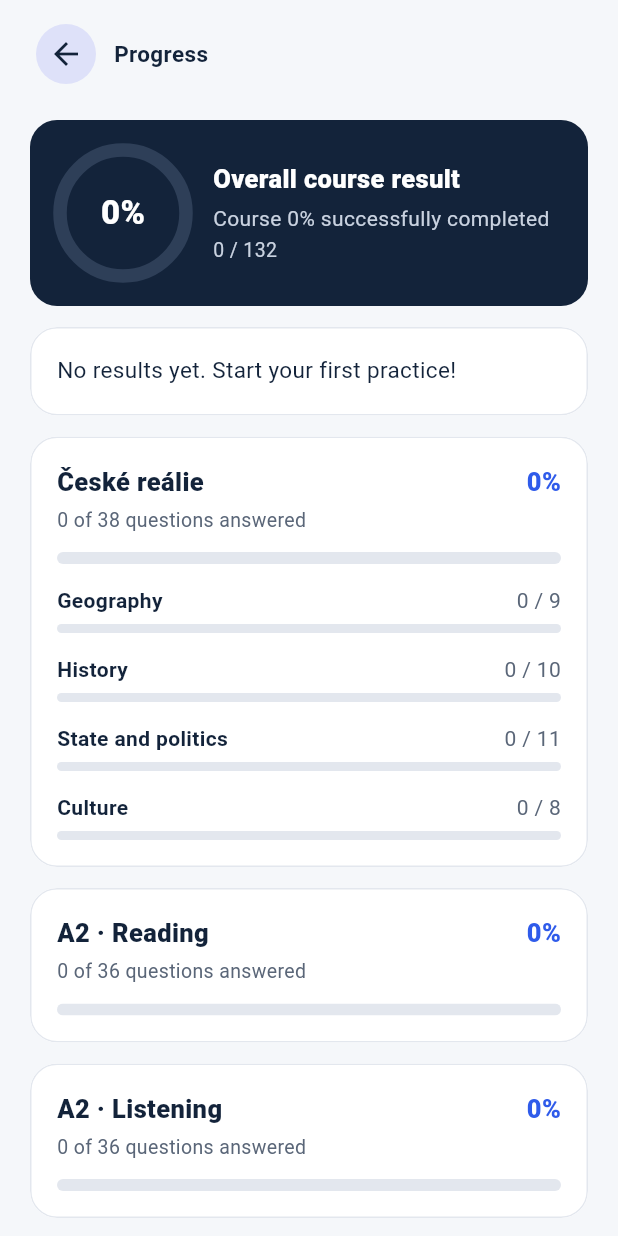
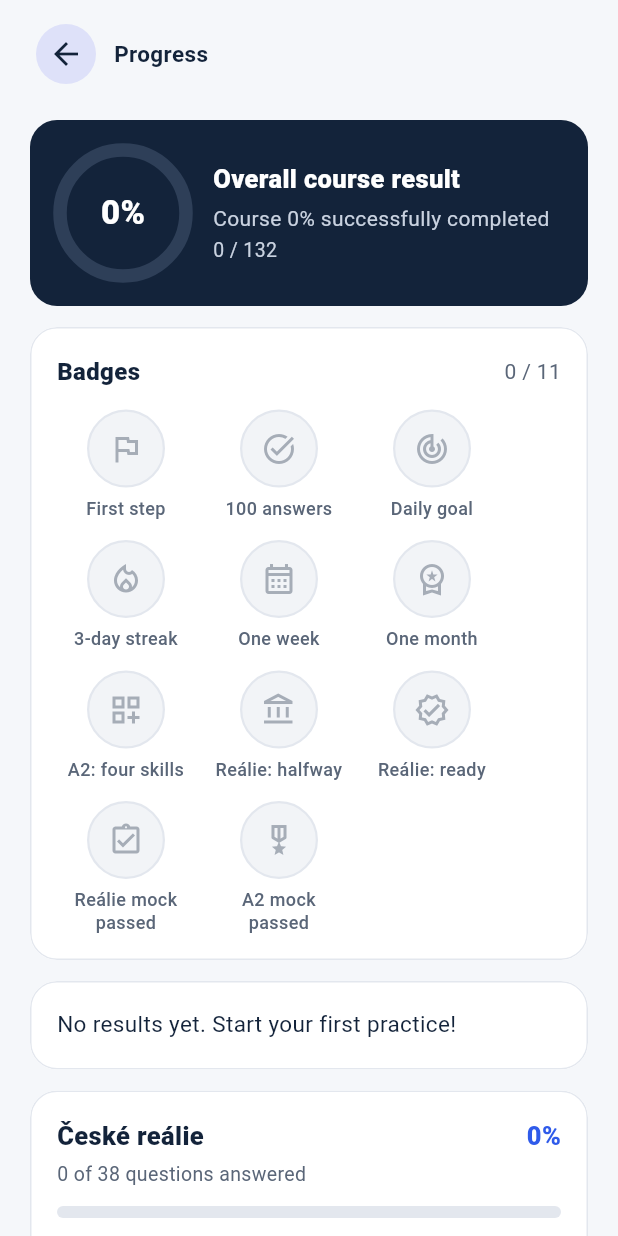
Before and after one commit to Adam-CZPG/czechpass, a Flutter app: the ProgressScreen screen opened directly, on a phone screen of 412 x 824 dp. Run offline on Flutter 3.47's test engine with Material 3 defaults, Android fonts, the phone set to English and light mode, and no system bars; our stand-ins replace audioplayers, flutter_local_notifications, flutter_tts, shared_preferences, speech_to_text, timezone; missing offline and left inert: in_app_update; accounts and stored records are empty.

Commit message:
Stable release signing, in-app update prompt, badges
- Release builds signed with a persistent upload key from GitHub Secrets (falls back to debug
  key when absent) and build number = CI run number, so updates install over the old version
  and keep settings/progress
- Google Play in-app update check with a localized 'new version available' dialog
- 11 understated badges (answers, daily goal, streaks, A2 skills, reálie mastery, passed mocks)
  shown on the progress screen with a short notice when earned

Co-Authored-By: Claude Opus 5.5 <noreply@anthropic.com>
Claude-Session: https://claude.ai/code/session_01GJUR8T2dnAoBhyiV1zdGpj

```diff
--- a/lib/app/app_scope.dart
+++ b/lib/app/app_scope.dart
@@ -1,6 +1,7 @@
 import 'package:flutter/widgets.dart';
 
 import 'package:czech_pass/core/app_language.dart';
+import 'package:czech_pass/core/badges.dart';
 import 'package:czech_pass/core/entitlements.dart';
 import 'package:czech_pass/core/progress_store.dart';
 import 'package:czech_pass/core/question_repository.dart';
@@ -22,7 +23,9 @@ class AppController extends ChangeNotifier {
     DateTime? initialExamDate,
     int initialDailyGoal = SettingsStore.defaultGoal,
     int? initialReminder,
+    BadgeStore? badges,
   })  : _language = initialLanguage,
+        badges = badges ?? BadgeStore.memory(),
         _reminder = initialReminder,
         entitlements = entitlements ?? Entitlements(),
         _examDate = initialExamDate,
@@ -34,6 +37,35 @@ class AppController extends ChangeNotifier {
 
   /// Sotib olingan tariflar va bepul urinishlar.
   final Entitlements entitlements;
+
+  /// Olingan nishonlar.
+  final BadgeStore badges;
+
+  /// Yangi nishon olinganda chaqiriladi (ekranda qisqa xabar ko'rsatish uchun).
+  void Function(AppBadge badge)? onBadge;
+
+  int? _realieTotal;
+
+  Future<void> _checkBadges() async {
+    _realieTotal ??= (await repository.loadRealie()).questions.length;
+    final fresh = await badges.award(BadgeStore.qualified(
+      progress: progress,
+      dailyGoal: dailyGoal,
+      realieTotal: _realieTotal!,
+    ));
+    _announce(fresh);
+  }
+
+  void _announce(List<AppBadge> fresh) {
+    if (fresh.isEmpty) return;
+    notifyListeners();
+    for (final badge in fresh) {
+      onBadge?.call(badge);
+    }
+  }
+
+  /// Sinov imtihonidan o'tilganda.
+  Future<void> markMockPassed(AppBadge badge) async => _announce(await badges.award([badge]));
 
   DateTime? _examDate;
   int _dailyGoal;
@@ -128,6 +160,11 @@ class AppController extends ChangeNotifier {
   Future<void> recordAnswer(String exam, String questionId, bool correct) async {
     await progress.record(exam, questionId, correct);
     notifyListeners();
+    try {
+      await _checkBadges();
+    } catch (_) {
+      // Nishonlarni hisoblab bo'lmasa ham mashg'ulot davom etadi.
+    }
   }
 
   Future<void> resetProgress() async {
--- /dev/null
+++ b/lib/core/app_update.dart
@@ -0,0 +1,48 @@
+import 'package:flutter/foundation.dart';
+import 'package:flutter/material.dart';
+import 'package:in_app_update/in_app_update.dart';
+
+import 'package:czech_pass/l10n/strings.dart';
+
+/// Ilova ochilganda Google Play'da yangi versiya bor-yo'qligini tekshiradi va
+/// "Yangi versiya mavjud" oynasini ko'rsatadi. Yangilash eski versiya ustidan o'rnatiladi,
+/// shuning uchun sozlamalar, progress va tugallanmagan mashg'ulotlar saqlanib qoladi.
+///
+/// Faqat Google Play'dan o'rnatilgan ilovada ishlaydi; APK qo'lda o'rnatilgan bo'lsa,
+/// tekshiruv jimgina o'tkazib yuboriladi.
+class AppUpdate {
+  static bool _checked = false;
+
+  static Future<void> check(GlobalKey<NavigatorState> navigator, String lang) async {
+    if (_checked || kIsWeb || defaultTargetPlatform != TargetPlatform.android) return;
+    _checked = true;
+    try {
+      final info = await InAppUpdate.checkForUpdate();
+      if (info.updateAvailability != UpdateAvailability.updateAvailable) return;
+      final context = navigator.currentContext;
+      if (context == null || !context.mounted) return;
+      final s = S(lang);
+      final accepted = await showDialog<bool>(
+        context: context,
+        builder: (context) => AlertDialog(
+          icon: const Icon(Icons.system_update_outlined),
+          title: Text(s.updateTitle),
+          content: Text(s.updateText),
+          actions: [
+            TextButton(onPressed: () => Navigator.of(context).pop(false), child: Text(s.later)),
+            FilledButton(onPressed: () => Navigator.of(context).pop(true), child: Text(s.updateNow)),
+          ],
+        ),
+      );
+      if (accepted != true) return;
+      if (info.immediateUpdateAllowed) {
+        await InAppUpdate.performImmediateUpdate();
+      } else if (info.flexibleUpdateAllowed) {
+        await InAppUpdate.startFlexibleUpdate();
+        await InAppUpdate.completeFlexibleUpdate();
+      }
+    } catch (_) {
+      // Google Play'siz o'rnatilgan yoki internet yo'q — hech narsa qilmaymiz.
+    }
+  }
+}
--- /dev/null
+++ b/lib/core/badges.dart
@@ -0,0 +1,182 @@
+import 'package:flutter/material.dart';
+import 'package:shared_preferences/shared_preferences.dart';
+
+import 'package:czech_pass/core/progress_store.dart';
+
+/// Yutuq nishoni. Nishonlar sokin va jiddiy: faqat haqiqiy natija uchun beriladi.
+class AppBadge {
+  const AppBadge(this.id, this.icon, this.title, this.description);
+
+  final String id;
+  final IconData icon;
+  final Map<String, String> title;
+  final Map<String, String> description;
+
+  String titleFor(String lang) => title[lang] ?? title['cs']!;
+  String descriptionFor(String lang) => description[lang] ?? description['cs']!;
+}
+
+/// Barcha nishonlar (ko'rsatish tartibida).
+class Badges {
+  static const firstSteps = AppBadge('first_steps', Icons.flag_outlined, {
+    'uz': 'Birinchi qadam', 'cs': 'První krok', 'en': 'First step',
+    'vi': 'Bước đầu tiên', 'ru': 'Первый шаг', 'uk': 'Перший крок',
+  }, {
+    'uz': '10 ta javob berildi', 'cs': '10 odpovědí', 'en': '10 answers given',
+    'vi': 'Đã trả lời 10 câu', 'ru': 'Дано 10 ответов', 'uk': 'Надано 10 відповідей',
+  });
+
+  static const hundred = AppBadge('answers_100', Icons.task_alt, {
+    'uz': '100 ta javob', 'cs': '100 odpovědí', 'en': '100 answers',
+    'vi': '100 câu trả lời', 'ru': '100 ответов', 'uk': '100 відповідей',
+  }, {
+    'uz': 'Jami 100 ta javob berildi', 'cs': 'Celkem 100 odpovědí', 'en': '100 answers in total',
+    'vi': 'Tổng cộng 100 câu trả lời', 'ru': 'Всего 100 ответов', 'uk': 'Усього 100 відповідей',
+  });
+
+  static const goal = AppBadge('daily_goal', Icons.track_changes, {
+    'uz': 'Kunlik maqsad', 'cs': 'Denní cíl', 'en': 'Daily goal',
+    'vi': 'Mục tiêu hằng ngày', 'ru': 'Дневная цель', 'uk': 'Щоденна мета',
+  }, {
+    'uz': 'Kunlik maqsad birinchi marta bajarildi', 'cs': 'Denní cíl poprvé splněn',
+    'en': 'Daily goal reached for the first time', 'vi': 'Lần đầu đạt mục tiêu hằng ngày',
+    'ru': 'Дневная цель выполнена впервые', 'uk': 'Щоденну мету виконано вперше',
+  });
+
+  static const streak3 = AppBadge('streak_3', Icons.local_fire_department_outlined, {
+    'uz': '3 kun ketma-ket', 'cs': '3 dny v řadě', 'en': '3-day streak',
+    'vi': 'Chuỗi 3 ngày', 'ru': '3 дня подряд', 'uk': '3 дні поспіль',
+  }, {
+    'uz': "3 kun ketma-ket mashq qilindi", 'cs': 'Procvičování 3 dny po sobě',
+    'en': 'Practised 3 days in a row', 'vi': 'Luyện tập 3 ngày liên tiếp',
+    'ru': 'Занятия 3 дня подряд', 'uk': 'Заняття 3 дні поспіль',
+  });
+
+  static const streak7 = AppBadge('streak_7', Icons.calendar_month_outlined, {
+    'uz': 'Bir hafta', 'cs': 'Týden', 'en': 'One week',
+    'vi': 'Một tuần', 'ru': 'Неделя', 'uk': 'Тиждень',
+  }, {
+    'uz': '7 kun ketma-ket mashq qilindi', 'cs': 'Procvičování 7 dní po sobě',
+    'en': 'Practised 7 days in a row', 'vi': 'Luyện tập 7 ngày liên tiếp',
+    'ru': 'Занятия 7 дней подряд', 'uk': 'Заняття 7 днів поспіль',
+  });
+
+  static const streak30 = AppBadge('streak_30', Icons.workspace_premium_outlined, {
+    'uz': 'Bir oy', 'cs': 'Měsíc', 'en': 'One month',
+    'vi': 'Một tháng', 'ru': 'Месяц', 'uk': 'Місяць',
+  }, {
+    'uz': '30 kun ketma-ket mashq qilindi', 'cs': 'Procvičování 30 dní po sobě',
+    'en': 'Practised 30 days in a row', 'vi': 'Luyện tập 30 ngày liên tiếp',
+    'ru': 'Занятия 30 дней подряд', 'uk': 'Заняття 30 днів поспіль',
+  });
+
+  static const a2Skills = AppBadge('a2_all_skills', Icons.dashboard_customize_outlined, {
+    'uz': "A2: to'rt ko'nikma", 'cs': 'A2: čtyři dovednosti', 'en': 'A2: four skills',
+    'vi': 'A2: bốn kỹ năng', 'ru': 'A2: четыре навыка', 'uk': 'A2: чотири навички',
+  }, {
+    'uz': "O'qish, tinglash, yozish va gapirish sinab ko'rildi",
+    'cs': 'Vyzkoušeno čtení, poslech, psaní i mluvení',
+    'en': 'Tried reading, listening, writing and speaking',
+    'vi': 'Đã thử đọc, nghe, viết và nói',
+    'ru': 'Опробованы чтение, аудирование, письмо и устная часть',
+    'uk': 'Спробувано читання, аудіювання, письмо й усне мовлення',
+  });
+
+  static const realieHalf = AppBadge('realie_50', Icons.account_balance_outlined, {
+    'uz': 'Reálie: yarim yo\'l', 'cs': 'Reálie: polovina', 'en': 'Reálie: halfway',
+    'vi': 'Reálie: một nửa', 'ru': 'Reálie: половина', 'uk': 'Reálie: половина',
+  }, {
+    'uz': "Savollarning yarmi o'zlashtirildi", 'cs': 'Zvládnuta polovina otázek',
+    'en': 'Half of the questions mastered', 'vi': 'Đã nắm vững một nửa câu hỏi',
+    'ru': 'Освоена половина вопросов', 'uk': 'Опановано половину питань',
+  });
+
+  static const realieReady = AppBadge('realie_90', Icons.verified_outlined, {
+    'uz': 'Reálie: tayyor', 'cs': 'Reálie: připraveno', 'en': 'Reálie: ready',
+    'vi': 'Reálie: sẵn sàng', 'ru': 'Reálie: готово', 'uk': 'Reálie: готово',
+  }, {
+    'uz': "Savollarning 90 % o'zlashtirildi", 'cs': 'Zvládnuto 90 % otázek',
+    'en': '90% of the questions mastered', 'vi': 'Đã nắm vững 90% câu hỏi',
+    'ru': 'Освоено 90 % вопросов', 'uk': 'Опановано 90 % питань',
+  });
+
+  static const realieMock = AppBadge('mock_realie', Icons.assignment_turned_in_outlined, {
+    'uz': 'Reálie sinovi', 'cs': 'Test reálií nanečisto', 'en': 'Reálie mock passed',
+    'vi': 'Đạt thi thử Reálie', 'ru': 'Пробный тест Reálie', 'uk': 'Пробний тест Reálie',
+  }, {
+    'uz': "Sinov testidan o'tildi", 'cs': 'Zkouška nanečisto složena', 'en': 'Passed a mock test',
+    'vi': 'Đã đạt bài thi thử', 'ru': 'Пробный тест сдан', 'uk': 'Пробний тест складено',
+  });
+
+  static const a2Mock = AppBadge('mock_a2', Icons.military_tech_outlined, {
+    'uz': 'A2 sinovi', 'cs': 'Zkouška A2 nanečisto', 'en': 'A2 mock passed',
+    'vi': 'Đạt thi thử A2', 'ru': 'Пробный экзамен A2', 'uk': 'Пробний іспит A2',
+  }, {
+    'uz': "A2 sinov imtihonidan o'tildi", 'cs': 'Zkouška A2 nanečisto složena',
+    'en': 'Passed the A2 mock exam', 'vi': 'Đã đạt bài thi thử A2',
+    'ru': 'Пробный экзамен A2 сдан', 'uk': 'Пробний іспит A2 складено',
+  });
+
+  static const all = [
+    firstSteps, hundred, goal, streak3, streak7, streak30,
+    a2Skills, realieHalf, realieReady, realieMock, a2Mock,
+  ];
+}
+
+/// Olingan nishonlarni saqlaydi va progress bo'yicha yangilarini aniqlaydi.
+class BadgeStore {
+  BadgeStore._(this._prefs, this._earned);
+
+  static const _key = 'badges_earned';
+
+  final SharedPreferences? _prefs;
+  final Set<String> _earned;
+
+  /// Testlar uchun: xotirada, saqlamasdan.
+  BadgeStore.memory() : _prefs = null, _earned = <String>{};
+
+  static Future<BadgeStore> load() async {
+    final prefs = await SharedPreferences.getInstance();
+    return BadgeStore._(prefs, (prefs.getStringList(_key) ?? const <String>[]).toSet());
+  }
+
+  bool has(AppBadge badge) => _earned.contains(badge.id);
+
+  int get count => _earned.length;
+
+  /// Progressga qarab qaysi nishonlar olinishi kerakligini hisoblaydi.
+  static Set<AppBadge> qualified({
+    required ProgressStore progress,
+    required int dailyGoal,
+    required int realieTotal,
+    Set<String> mocksPassed = const {},
+    DateTime? now,
+  }) {
+    final total = progress.totalAnswers;
+    final streak = progress.streak(now: now);
+    final realiePercent = realieTotal == 0 ? 0 : progress.correctCount(Exams.realie) * 100 / realieTotal;
+    const skills = [Exams.a2Reading, Exams.a2Listening, Exams.a2Writing, Exams.a2Speaking];
+    return {
+      if (total >= 10) Badges.firstSteps,
+      if (total >= 100) Badges.hundred,
+      if (progress.todayCount(now: now) >= dailyGoal) Badges.goal,
+      if (streak >= 3) Badges.streak3,
+      if (streak >= 7) Badges.streak7,
+      if (streak >= 30) Badges.streak30,
+      if (skills.every((e) => progress.answeredCount(e) > 0)) Badges.a2Skills,
+      if (realiePercent >= 50) Badges.realieHalf,
+      if (realiePercent >= 90) Badges.realieReady,
+      if (mocksPassed.contains(Badges.realieMock.id)) Badges.realieMock,
+      if (mocksPassed.contains(Badges.a2Mock.id)) Badges.a2Mock,
+    };
+  }
+
+  /// Yangi olingan nishonlarni saqlaydi va qaytaradi (oldin olinganlari qaytarilmaydi).
+  Future<List<AppBadge>> award(Iterable<AppBadge> badges) async {
+    final fresh = [for (final b in badges) if (!_earned.contains(b.id)) b];
+    if (fresh.isEmpty) return fresh;
+    _earned.addAll(fresh.map((b) => b.id));
+    await _prefs?.setStringList(_key, _earned.toList());
+    return fresh;
+  }
+}
--- a/lib/core/progress_store.dart
+++ b/lib/core/progress_store.dart
@@ -104,6 +104,9 @@ class ProgressStore {
   static String dayKey(DateTime time) =>
       '${time.year.toString().padLeft(4, '0')}-${time.month.toString().padLeft(2, '0')}-${time.day.toString().padLeft(2, '0')}';
 
+  /// Barcha kunlar bo'yicha berilgan javoblar soni.
+  int get totalAnswers => _activity.values.fold(0, (sum, n) => sum + n);
+
   /// Bugun berilgan javoblar soni.
   int todayCount({DateTime? now}) => _activity[dayKey(now ?? DateTime.now())] ?? 0;
 
--- a/lib/features/a2/a2_mock_screen.dart
+++ b/lib/features/a2/a2_mock_screen.dart
@@ -5,6 +5,7 @@ import 'package:flutter/material.dart';
 import 'package:czech_pass/app/app_scope.dart';
 import 'package:czech_pass/app/theme.dart';
 import 'package:czech_pass/core/audio_clips.dart';
+import 'package:czech_pass/core/badges.dart';
 import 'package:czech_pass/core/entitlements.dart';
 import 'package:czech_pass/core/exam_rules.dart';
 import 'package:czech_pass/core/progress_store.dart';
@@ -205,14 +206,14 @@ class _A2MockScreenState extends State<A2MockScreen> {
       keywords += t.keywords.length;
     }
 
-    setState(() {
-      _score = A2MockScore(
-        reading: A2Rules.scale(readingRight, readingTotal, A2Rules.readingPoints),
-        writing: A2Rules.scale(writingOk, writingAll, A2Rules.writingPoints),
-        listening: A2Rules.scale(listeningRight, listeningTotal, A2Rules.listeningPoints),
-        speaking: A2Rules.scale(hits, keywords, A2Rules.speakingPoints),
-      );
-    });
+    final score = A2MockScore(
+      reading: A2Rules.scale(readingRight, readingTotal, A2Rules.readingPoints),
+      writing: A2Rules.scale(writingOk, writingAll, A2Rules.writingPoints),
+      listening: A2Rules.scale(listeningRight, listeningTotal, A2Rules.listeningPoints),
+      speaking: A2Rules.scale(hits, keywords, A2Rules.speakingPoints),
+    );
+    if (score.passed) controller.markMockPassed(Badges.a2Mock);
+    setState(() => _score = score);
   }
 
   Future<void> _play(ListeningTask task) async {
--- a/lib/features/progress/progress_screen.dart
+++ b/lib/features/progress/progress_screen.dart
@@ -2,6 +2,7 @@ import 'package:flutter/material.dart';
 
 import 'package:czech_pass/app/app_scope.dart';
 import 'package:czech_pass/app/theme.dart';
+import 'package:czech_pass/core/badges.dart';
 import 'package:czech_pass/core/progress_store.dart';
 import 'package:czech_pass/core/question.dart';
 import 'package:czech_pass/l10n/strings.dart';
@@ -97,6 +98,8 @@ class _ProgressScreenState extends State<ProgressScreen> {
                 ScreenHeader(title: s.navProgress, tooltip: s.back),
                 const SizedBox(height: 20),
                 _CourseCard(percent: coursePercent, done: done, all: all, s: s),
+                const SizedBox(height: 14),
+                _BadgesCard(badges: AppScope.of(context).badges, s: s),
                 const SizedBox(height: 14),
                 if (nothingYet) ...[
                   AppCard(child: Text(s.noProgress, style: const TextStyle(fontSize: 15, height: 1.5))),
@@ -258,3 +261,81 @@ class _SectionProgress extends StatelessWidget {
     );
   }
 }
+
+/// Nishonlar: olinganlari rangli, qolganlari kulrang.
+class _BadgesCard extends StatelessWidget {
+  const _BadgesCard({required this.badges, required this.s});
+
+  final BadgeStore badges;
+  final S s;
+
+  @override
+  Widget build(BuildContext context) {
+    return AppCard(
+      child: Column(
+        crossAxisAlignment: CrossAxisAlignment.stretch,
+        children: [
+          Row(
+            children: [
+              Expanded(child: Text(s.badgesTitle, style: const TextStyle(fontSize: 16, fontWeight: FontWeight.w800))),
+              Text('${badges.count} / ${Badges.all.length}', style: TextStyle(fontSize: 14, color: AppColors.muted)),
+            ],
+          ),
+          const SizedBox(height: 14),
+          Wrap(
+            spacing: 10,
+            runSpacing: 14,
+            children: [
+              for (final badge in Badges.all) _BadgeTile(badge: badge, earned: badges.has(badge), lang: s.lang),
+            ],
+          ),
+        ],
+      ),
+    );
+  }
+}
+
+class _BadgeTile extends StatelessWidget {
+  const _BadgeTile({required this.badge, required this.earned, required this.lang});
+
+  final AppBadge badge;
+  final bool earned;
+  final String lang;
+
+  @override
+  Widget build(BuildContext context) {
+    return Tooltip(
+      message: badge.descriptionFor(lang),
+      triggerMode: TooltipTriggerMode.tap,
+      child: SizedBox(
+        width: 92,
+        child: Column(
+          children: [
+            Container(
+              width: 52,
+              height: 52,
+              decoration: BoxDecoration(
+                shape: BoxShape.circle,
+                color: earned ? AppColors.accentSoft : AppColors.surface,
+                border: Border.all(color: earned ? AppColors.accent : AppColors.border, width: 1.5),
+              ),
+              child: Icon(badge.icon, color: earned ? AppColors.accent : AppColors.muted.withValues(alpha: 0.5)),
+            ),
+            const SizedBox(height: 6),
+            Text(
+              badge.titleFor(lang),
+              textAlign: TextAlign.center,
+              maxLines: 2,
+              style: TextStyle(
+                fontSize: 12,
+                height: 1.25,
+                fontWeight: earned ? FontWeight.w700 : FontWeight.w500,
+                color: earned ? AppColors.ink : AppColors.muted,
+              ),
+            ),
+          ],
+        ),
+      ),
+    );
+  }
+}
--- a/lib/features/quiz/quiz_screen.dart
+++ b/lib/features/quiz/quiz_screen.dart
@@ -4,6 +4,7 @@ import 'package:flutter/material.dart';
 
 import 'package:czech_pass/app/app_scope.dart';
 import 'package:czech_pass/app/theme.dart';
+import 'package:czech_pass/core/badges.dart';
 import 'package:czech_pass/core/entitlements.dart';
 import 'package:czech_pass/core/exam_rules.dart';
 import 'package:czech_pass/core/progress_store.dart';
@@ -134,6 +135,12 @@ class _QuizScreenState extends State<QuizScreen> {
 
   void _showResult(QuestionBank bank) {
     if (!_isExam) SessionStore.clear(_sessionKey);
+    if (_isExam) {
+      final right = _answers.where((a) => a.correct).length;
+      if (right >= RealieRules.passFor(_answers.length)) {
+        AppScope.read(context).markMockPassed(Badges.realieMock);
+      }
+    }
     Navigator.of(context).pushReplacement(
       MaterialPageRoute(
         builder: (context) => ResultScreen(
--- a/lib/l10n/strings.dart
+++ b/lib/l10n/strings.dart
@@ -1523,4 +1523,54 @@ class S {
         'ru': 'Продолжаем с того места, где вы остановились',
         'uk': 'Продовжуємо з того місця, де ви зупинилися',
       });
+
+  // ── Yangilanish va nishonlar ──
+  String get updateTitle => _t(const {
+        'uz': 'Yangi versiya mavjud',
+        'cs': 'Je k dispozici nová verze',
+        'en': 'A new version is available',
+        'vi': 'Đã có phiên bản mới',
+        'ru': 'Доступна новая версия',
+        'uk': 'Доступна нова версія',
+      });
+  String get updateText => _t(const {
+        'uz': 'Ilovaning yangi versiyasi chiqdi. Yangilagandan keyin sozlamalaringiz va mashg\'ulotlaringiz saqlanib qoladi.',
+        'cs': 'Vyšla nová verze aplikace. Po aktualizaci zůstanou vaše nastavení i rozpracovaná cvičení zachována.',
+        'en': 'A new version of the app is out. Your settings and practice progress will be kept after the update.',
+        'vi': 'Đã có phiên bản mới của ứng dụng. Cài đặt và tiến độ luyện tập của bạn sẽ được giữ nguyên sau khi cập nhật.',
+        'ru': 'Вышла новая версия приложения. После обновления ваши настройки и прогресс сохранятся.',
+        'uk': 'Вийшла нова версія застосунку. Після оновлення ваші налаштування та прогрес збережуться.',
+      });
+  String get updateNow => _t(const {
+        'uz': 'Yangilash',
+        'cs': 'Aktualizovat',
+        'en': 'Update',
+        'vi': 'Cập nhật',
+        'ru': 'Обновить',
+        'uk': 'Оновити',
+      });
+  String get later => _t(const {
+        'uz': 'Keyinroq',
+        'cs': 'Později',
+        'en': 'Later',
+        'vi': 'Để sau',
+        'ru': 'Позже',
+        'uk': 'Пізніше',
+      });
+  String get badgesTitle => _t(const {
+        'uz': 'Nishonlar',
+        'cs': 'Odznaky',
+        'en': 'Badges',
+        'vi': 'Huy hiệu',
+        'ru': 'Значки',
+        'uk': 'Значки',
+      });
+  String badgeEarned(String name) => _t(const {
+        'uz': 'Yangi nishon: {n}',
+        'cs': 'Nový odznak: {n}',
+        'en': 'New badge: {n}',
+        'vi': 'Huy hiệu mới: {n}',
+        'ru': 'Новый значок: {n}',
+        'uk': 'Новий значок: {n}',
+      }).replaceAll('{n}', name);
 }
--- a/lib/main.dart
+++ b/lib/main.dart
@@ -6,11 +6,14 @@ import 'package:flutter_localizations/flutter_localizations.dart';
 import 'package:czech_pass/app/app_scope.dart';
 import 'package:czech_pass/app/theme.dart';
 import 'package:czech_pass/core/app_language.dart';
+import 'package:czech_pass/core/app_update.dart';
+import 'package:czech_pass/core/badges.dart';
 import 'package:czech_pass/core/entitlements.dart';
 import 'package:czech_pass/core/progress_store.dart';
 import 'package:czech_pass/core/settings_store.dart';
 import 'package:czech_pass/features/home/home_screen.dart';
 import 'package:czech_pass/features/onboarding/language_screen.dart';
+import 'package:czech_pass/l10n/strings.dart';
 
 Future<void> main() async {
   WidgetsFlutterBinding.ensureInitialized();
@@ -29,6 +32,7 @@ Future<void> main() async {
     initialExamDate: await settings.loadExamDate(),
     initialDailyGoal: await settings.loadDailyGoal(),
     initialReminder: await settings.loadReminder(),
+    badges: await BadgeStore.load(),
   );
   // Ilova yangilangandan keyin ham eslatma ishlashi uchun qayta rejalashtiramiz.
   controller.rescheduleReminder();
@@ -47,12 +51,32 @@ class CzechPassApp extends StatefulWidget {
 /// Telefonning yorug'/qorong'i mavzusini kuzatadi.
 class _CzechPassAppState extends State<CzechPassApp> with WidgetsBindingObserver {
   AppController get controller => widget.controller;
+  final _navigatorKey = GlobalKey<NavigatorState>();
+  final _messengerKey = GlobalKey<ScaffoldMessengerState>();
 
   @override
   void initState() {
     super.initState();
     WidgetsBinding.instance.addObserver(this);
     _syncBrightness();
+    controller.onBadge = _showBadge;
+    // Ilova ochilgach Google Play'da yangi versiya bor-yo'qligini tekshiramiz.
+    WidgetsBinding.instance.addPostFrameCallback((_) => AppUpdate.check(_navigatorKey, controller.language.code));
+  }
+
+  void _showBadge(AppBadge badge) {
+    final s = S(controller.language.code);
+    _messengerKey.currentState?.showSnackBar(
+      SnackBar(
+        content: Row(
+          children: [
+            Icon(badge.icon, color: Colors.white),
+            const SizedBox(width: 12),
+            Expanded(child: Text(s.badgeEarned(badge.titleFor(s.lang)))),
+          ],
+        ),
+      ),
+    );
   }
 
   @override
@@ -77,6 +101,8 @@ class _CzechPassAppState extends State<CzechPassApp> with WidgetsBindingObserver
     return AppScope(
       controller: controller,
       child: MaterialApp(
+        navigatorKey: _navigatorKey,
+        scaffoldMessengerKey: _messengerKey,
         title: 'CzechPass',
         debugShowCheckedModeBanner: false,
         theme: buildTheme(Brightness.light),
--- a/pubspec.yaml
+++ b/pubspec.yaml
@@ -43,6 +43,7 @@ dependencies:
   audioplayers: ^6.4.0
   flutter_local_notifications: ^19.4.0
   timezone: ^0.10.1
+  in_app_update: ^4.2.3
 
 dev_dependencies:
   flutter_test:
```
Also changed, not shown: 3 other files.
